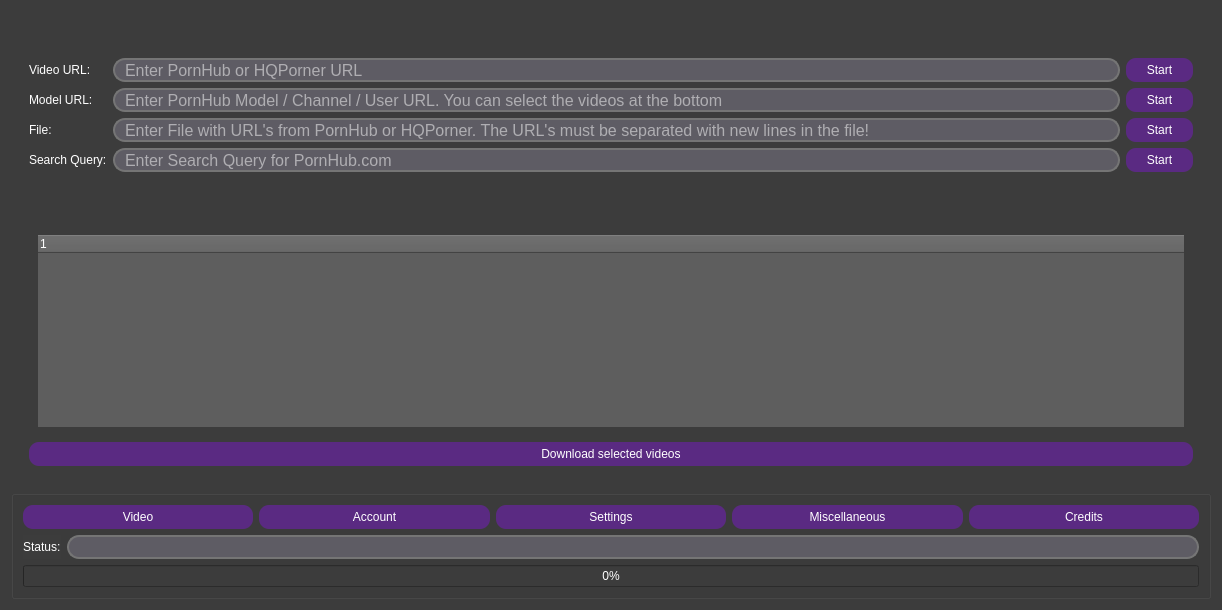
Above: src/Porn_Fetch_v3.ui from EchterAlsFake/Porn_Fetch before the change. Below: the same form after it.
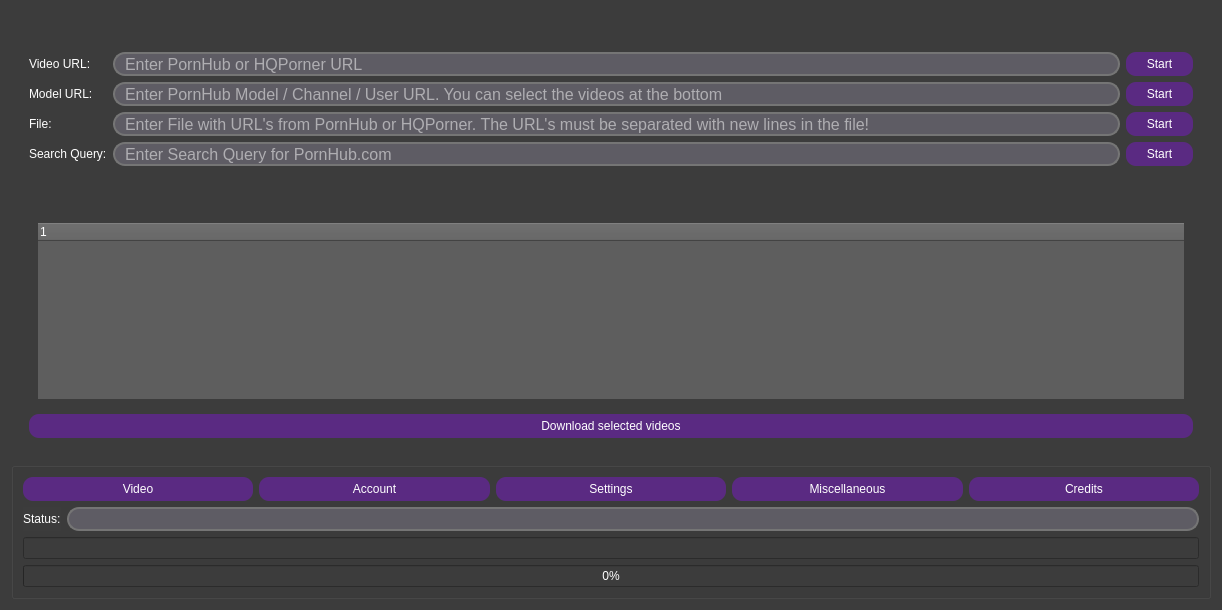
That is the form after the change. The open tabs and pages were chosen to show the change.

```diff
--- a/src/Porn_Fetch_v3.ui
+++ b/src/Porn_Fetch_v3.ui
@@ -2510,6 +2510,13 @@
           </item>
          </layout>
         </item>
+        <item>
+         <layout class="QVBoxLayout" name="verticalLayout_2">
+          <item>
+           <widget class="QLineEdit" name="lineedit_toal"/>
+          </item>
+         </layout>
+        </item>
         <item>
          <widget class="QProgressBar" name="progressbar_download">
           <property name="value">
```
Left out of the diff: 2 changed lines with no effect on the pictures.
